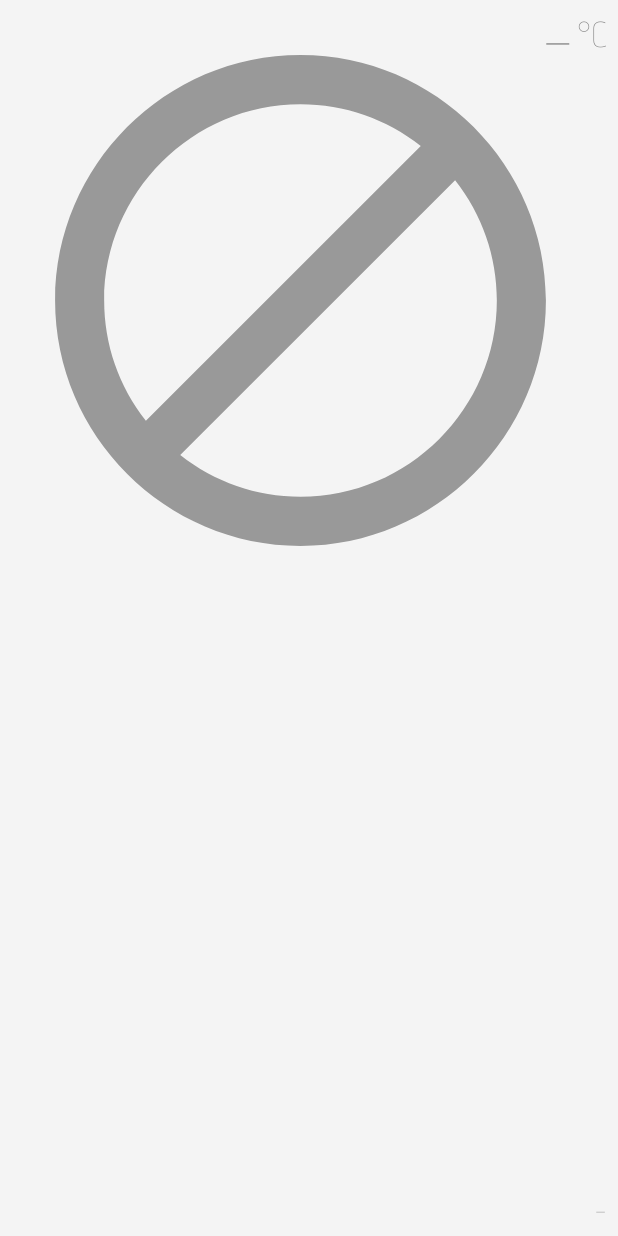
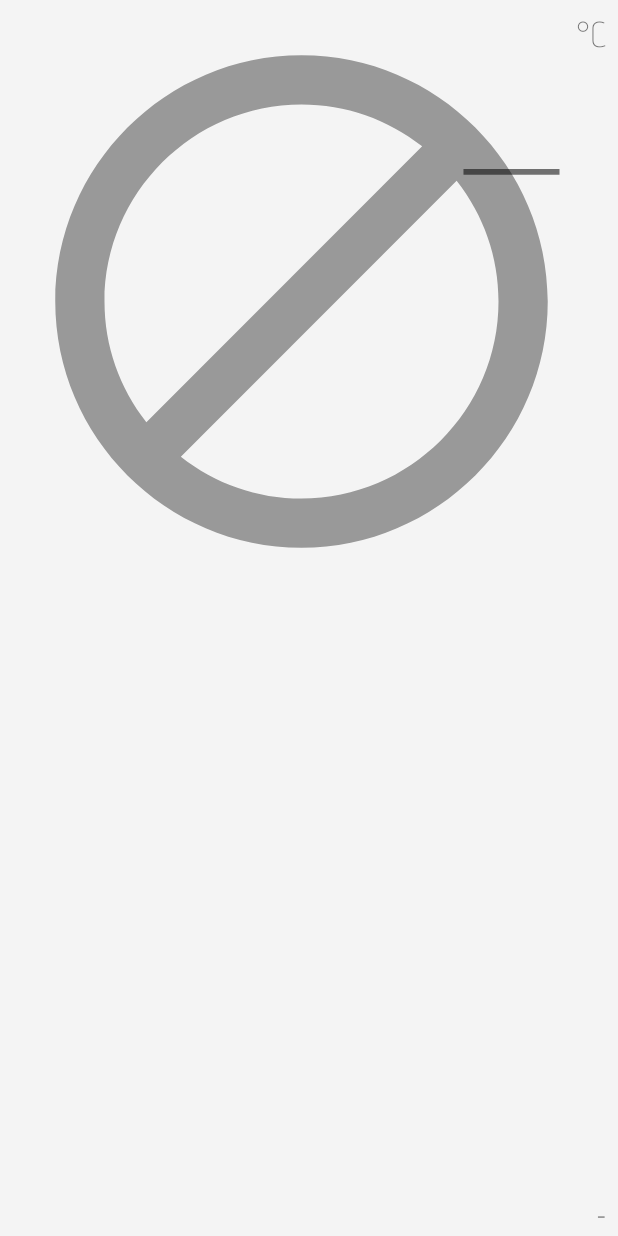
Before and after one commit to piskula/simple-weather, an Android app: the layout actual_3x1_widget.xml on its own in the app's theme, with its tools: preview values and no code run, on a phone screen of 412 x 824 dp. Run offline under Robolectric (Android 15) with nearby library versions, the phone set to English and light mode, and no system bars.

Commit message:
minor styling changes

```diff
--- a/app/src/main/res/layout/actual_3x1_widget.xml
+++ b/app/src/main/res/layout/actual_3x1_widget.xml
@@ -29,7 +29,7 @@
             android:layout_height="match_parent"
             android:layout_marginStart="4dp"
             android:layout_marginTop="4dp"
-            android:layout_marginBottom="0dp"
+            android:layout_marginBottom="4dp"
             android:src="@drawable/unavailable"
             android:contentDescription="TODO"
             android:scaleType="fitStart"
@@ -41,14 +41,14 @@
     <TextView
             android:id="@+id/temperature_value"
             android:text="-"
-            android:layout_width="wrap_content"
+            android:layout_width="match_parent"
             android:layout_height="wrap_content"
             android:layout_marginEnd="2dp"
+            android:layout_marginTop="2dp"
             android:layout_alignParentTop="true"
-            android:fontFamily="@font/advent_pro_thin"
-            android:textSize="48sp"
-            android:layout_marginTop="2dp"
-            android:layout_toStartOf="@+id/textView"/>
+            android:layout_above="@+id/place_value"
+            android:layout_toStartOf="@+id/textView"
+            style="@style/temperatureValue"/>
 
     <TextView
             android:id="@+id/place_value"
@@ -59,14 +59,13 @@
             android:layout_alignParentBottom="true"
             android:layout_marginEnd="8dp"
             android:layout_marginBottom="4dp"
-            android:maxLines="1"
-            android:fontFamily="@font/advent_pro_thin"
-            android:textSize="18sp"/>
+            style="@style/placeValue3x1"/>
+
     <TextView
-            android:text="°C"
+            android:text="@string/unit_celsius"
             android:layout_marginTop="8dp"
             android:layout_marginEnd="8dp"
-            android:fontFamily="@font/advent_pro_thin"
+            android:fontFamily="@font/advent_pro_extralight"
             android:layout_width="wrap_content"
             android:layout_height="wrap_content"
             android:id="@+id/textView"
--- a/app/src/main/res/values/strings.xml
+++ b/app/src/main/res/values/strings.xml
@@ -8,4 +8,5 @@
     <string name="gps_data">GPS data:</string>
     <string name="last_known_location">Last known location:</string>
     <string name="widget_actual_label">Actual Weather</string>
+    <string name="unit_celsius">°C</string>
 </resources>
--- a/app/src/main/res/values/styles.xml
+++ b/app/src/main/res/values/styles.xml
@@ -63,4 +63,32 @@
         <item name="android:minHeight">0dp</item>
     </style>
 
+    <style name="placeValueBase">
+        <!--<item name="android:fontFamily">@font/fresca</item>-->
+        <!--<item name="android:textSize">14sp</item>-->
+
+        <!--<item name="android:fontFamily">@font/tulpen_one</item>-->
+        <!--<item name="android:textSize">18sp</item>-->
+
+        <item name="android:fontFamily">@font/advent_pro_medium</item>
+        <item name="android:textSize">14sp</item>
+
+        <!--<item name="android:textSize">12sp</item>-->
+    </style>
+    <style name="placeValue3x1" parent="placeValueBase">
+        <item name="android:autoSizeTextType">uniform</item>
+        <item name="android:textAlignment">viewEnd</item>
+        <item name="android:maxLines">2</item>
+    </style>
+    <style name="placeValue2x1" parent="placeValueBase">
+        <item name="android:maxLines">1</item>
+    </style>
+
+    <style name="temperatureValue">
+        <item name="android:fontFamily">@font/advent_pro_thin</item>
+        <item name="android:autoSizeTextType">uniform</item>
+        <item name="android:textAlignment">viewEnd</item>
+        <item name="android:autoSizeMaxTextSize">200sp</item>
+    </style>
+
 </resources>
```
Also changed, not shown: app/src/main/java/sk/momosi/simplewidget/RefreshConditions.kt (+4 -4 lines), app/src/main/res/layout/actual_2x1_widget.xml (+17 -17 lines), app/src/main/res/font/advent_pro_extralight.ttf (added), app/src/main/res/font/advent_pro_medium.ttf (added).
